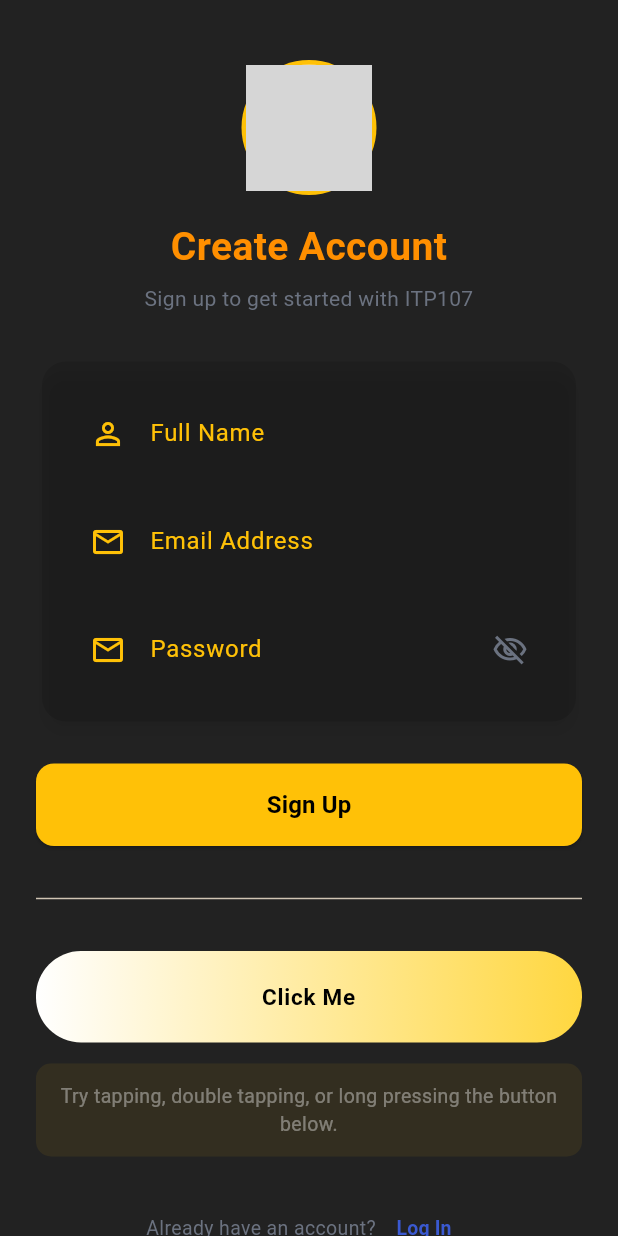
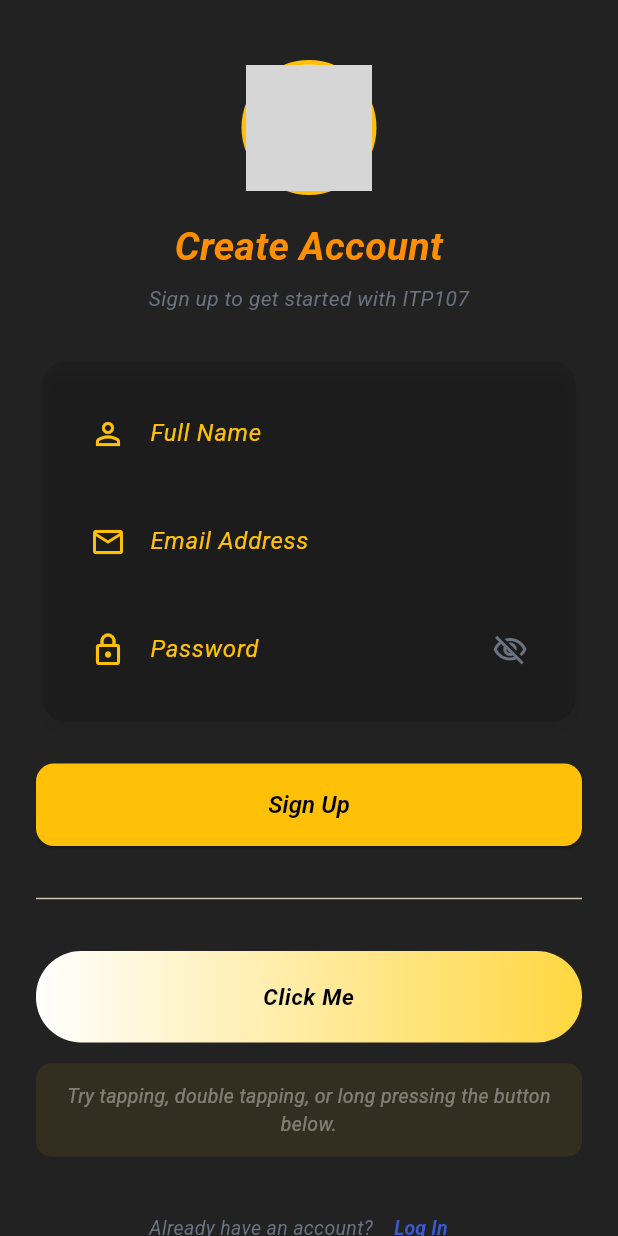
Before and after one commit to Domsssky/ITP107DelgraLabExam, a Flutter app: the screen it shows after launch, on a phone screen of 412 x 824 dp. Run offline on Flutter 3.47's test engine with Material 3 defaults, Android fonts, the light colour scheme and no system bars; network calls fail; grey boxes are pictures that could not be loaded.

Commit message:
Added assets, custom fonts, and updated main.dart

```diff
--- a/LabExamITP107/sign_in/lib/main.dart
+++ b/LabExamITP107/sign_in/lib/main.dart
@@ -109,7 +109,7 @@ class _SignUpScreenState extends State<SignUpScreen> {
                   padding: const EdgeInsets.all(20),
                   child: Column(
                     children: [
-                      // WIDGET #9: TextField - user input fields.
+
                       TextField(
                         controller: _nameController,
                         style: TextStyle(
@@ -140,7 +140,7 @@ class _SignUpScreenState extends State<SignUpScreen> {
                         ),
                         decoration: _inputDecoration(
                           label: 'Password',
-                          icon: Icons.email_outlined,
+                          icon: Icons.lock_outlined,
                         ).copyWith(
                           suffixIcon: IconButton(
                             icon: Icon(
@@ -279,7 +279,6 @@ class _SignUpScreenState extends State<SignUpScreen> {
   }
 
   void _handleSingleTap() {
-    // ignore: avoid_print
     print('Hello World!');
     setState(() {
       _lastAction = 'Single Tap detected!';
@@ -300,7 +299,6 @@ class _SignUpScreenState extends State<SignUpScreen> {
 
 
   void _handleLongPress() {
-    // ignore: avoid_print
     print('Full Name: DELGRA, MARK DOMINIC N.');
     setState(() {
       _lastAction = 'Long Press detected!';
```
Also changed, not shown: LabExamITP107/sign_in/pubspec.yaml (+4 -6 lines), LabExamITP107/sign_in/assets/Roboto-Italic-VariableFont_wdth,wght.ttf (added).
